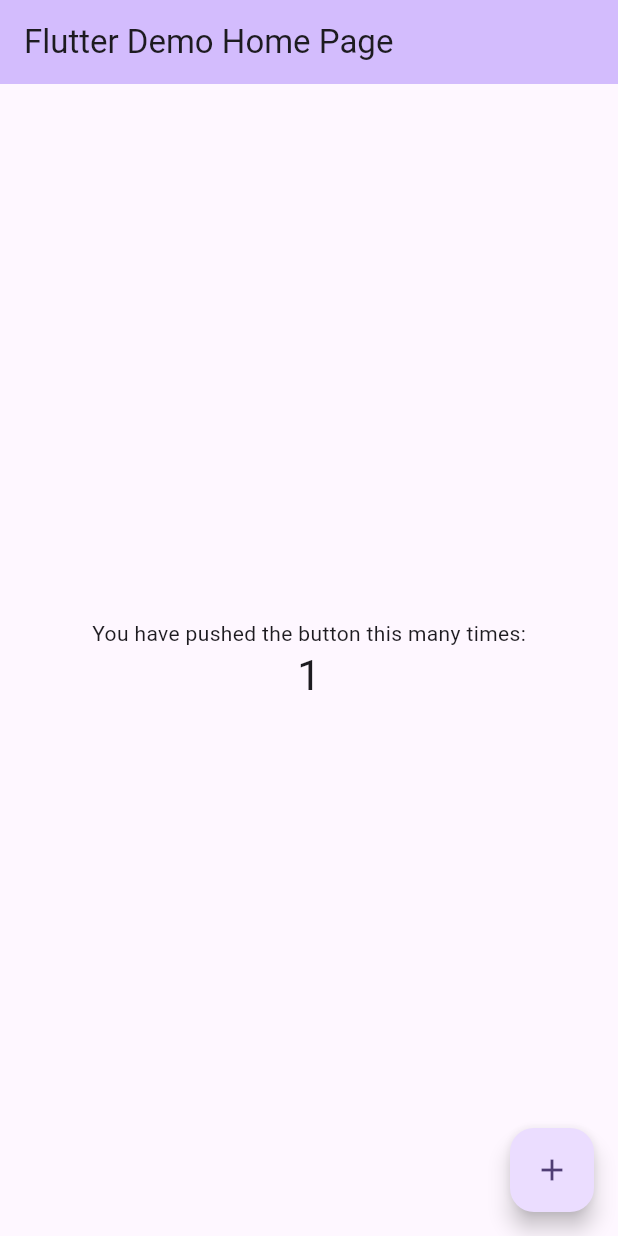
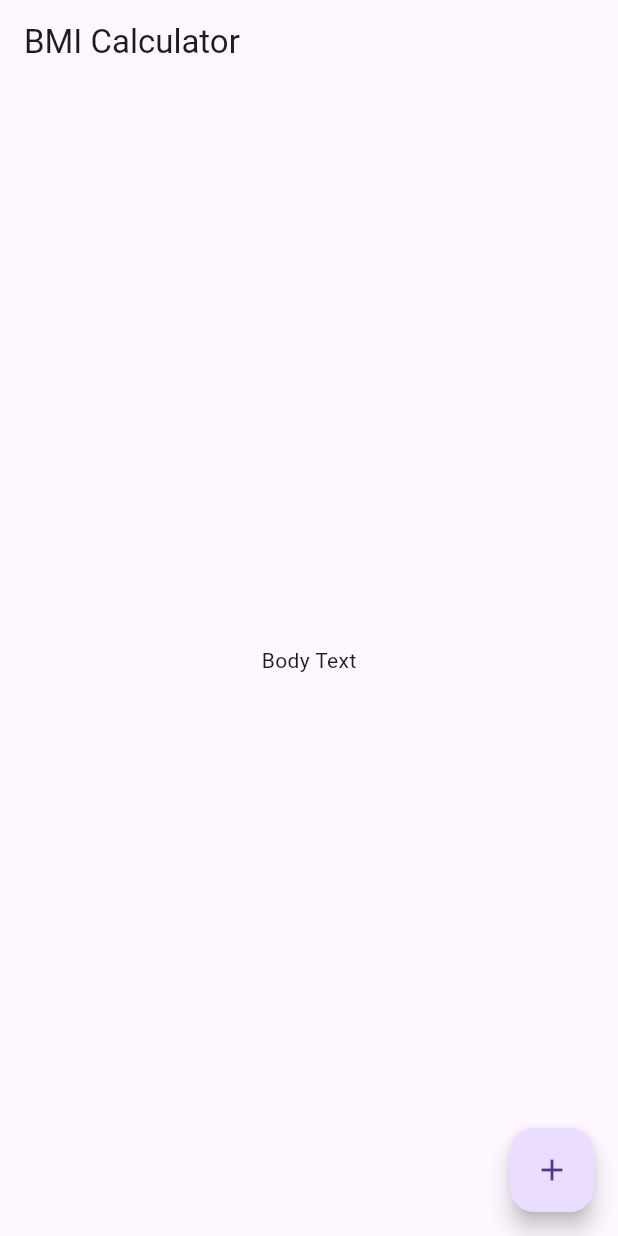
Before and after one commit to Rosy-90/BMICalculaor, a Flutter app: the screen it shows after launch, after a tap on the "add" icon, on a phone screen of 412 x 824 dp. Run offline on Flutter 3.47's test engine with Material 3 defaults, Android fonts, the phone set to English and light mode, and no system bars.

```diff
--- a/lib/main.dart
+++ b/lib/main.dart
@@ -1,119 +1,44 @@
 import 'package:flutter/material.dart';
 
 void main() {
-  runApp(const MyApp());
+  runApp(const BMICalculator());
 }
 
-class MyApp extends StatelessWidget {
-  const MyApp({super.key});
+class BMICalculator extends StatelessWidget {
+  const BMICalculator({super.key});
 
   // This widget is the root of your application.
   @override
   Widget build(BuildContext context) {
     return MaterialApp(
-      title: 'Flutter Demo',
-      theme: ThemeData(
-        // This is the theme of your application.
-        //
-        // TRY THIS: Try running your application with "flutter run". You'll see
-        // the application has a blue toolbar. Then, without quitting the app,
-        // try changing the seedColor in the colorScheme below to Colors.green
-        // and then invoke "hot reload" (save your changes or press the "hot
-        // reload" button in a Flutter-supported IDE, or press "r" if you used
-        // the command line to start the app).
-        //
-        // Notice that the counter didn't reset back to zero; the application
-        // state is not lost during the reload. To reset the state, use hot
-        // restart instead.
-        //
-        // This works for code too, not just values: Most code changes can be
-        // tested with just a hot reload.
-        colorScheme: ColorScheme.fromSeed(seedColor: Colors.deepPurple),
-        useMaterial3: true,
-      ),
-      home: const MyHomePage(title: 'Flutter Demo Home Page'),
+      home: InputPage(),
     );
   }
 }
 
-class MyHomePage extends StatefulWidget {
-  const MyHomePage({super.key, required this.title});
-
-  // This widget is the home page of your application. It is stateful, meaning
-  // that it has a State object (defined below) that contains fields that affect
-  // how it looks.
-
-  // This class is the configuration for the state. It holds the values (in this
-  // case the title) provided by the parent (in this case the App widget) and
-  // used by the build method of the State. Fields in a Widget subclass are
-  // always marked "final".
-
-  final String title;
-
+class InputPage extends StatefulWidget {
   @override
-  State<MyHomePage> createState() => _MyHomePageState();
+  _InputPageState createState() => _InputPageState();
 }
 
-class _MyHomePageState extends State<MyHomePage> {
+class _InputPageState extends State<InputPage> {
   int _counter = 0;
 
   void _incrementCounter() {
     setState(() {
-      // This call to setState tells the Flutter framework that something has
-      // changed in this State, which causes it to rerun the build method below
-      // so that the display can reflect the updated values. If we changed
-      // _counter without calling setState(), then the build method would not be
-      // called again, and so nothing would appear to happen.
       _counter++;
+      print("counter is $_counter");
     });
   }
 
   @override
   Widget build(BuildContext context) {
-    // This method is rerun every time setState is called, for instance as done
-    // by the _incrementCounter method above.
-    //
-    // The Flutter framework has been optimized to make rerunning build methods
-    // fast, so that you can just rebuild anything that needs updating rather
-    // than having to individually change instances of widgets.
     return Scaffold(
       appBar: AppBar(
-        // TRY THIS: Try changing the color here to a specific color (to
-        // Colors.amber, perhaps?) and trigger a hot reload to see the AppBar
-        // change color while the other colors stay the same.
-        backgroundColor: Theme.of(context).colorScheme.inversePrimary,
-        // Here we take the value from the MyHomePage object that was created by
-        // the App.build method, and use it to set our appbar title.
-        title: Text(widget.title),
+        title: const Text("BMI Calculator"),
       ),
-      body: Center(
-        // Center is a layout widget. It takes a single child and positions it
-        // in the middle of the parent.
-        child: Column(
-          // Column is also a layout widget. It takes a list of children and
-          // arranges them vertically. By default, it sizes itself to fit its
-          // children horizontally, and tries to be as tall as its parent.
-          //
-          // Column has various properties to control how it sizes itself and
-          // how it positions its children. Here we use mainAxisAlignment to
-          // center the children vertically; the main axis here is the vertical
-          // axis because Columns are vertical (the cross axis would be
-          // horizontal).
-          //
-          // TRY THIS: Invoke "debug painting" (choose the "Toggle Debug Paint"
-          // action in the IDE, or press "p" in the console), to see the
-          // wireframe for each widget.
-          mainAxisAlignment: MainAxisAlignment.center,
-          children: <Widget>[
-            const Text(
-              'You have pushed the button this many times:',
-            ),
-            Text(
-              '$_counter',
-              style: Theme.of(context).textTheme.headlineMedium,
-            ),
-          ],
-        ),
+      body: const Center(
+        child: Text("Body Text"),
       ),
       floatingActionButton: FloatingActionButton(
         onPressed: _incrementCounter,
```
